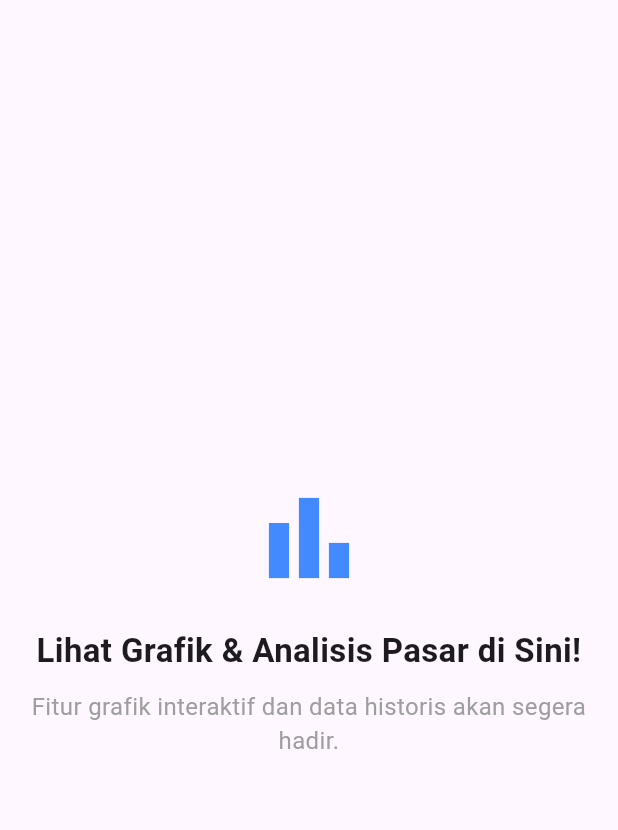
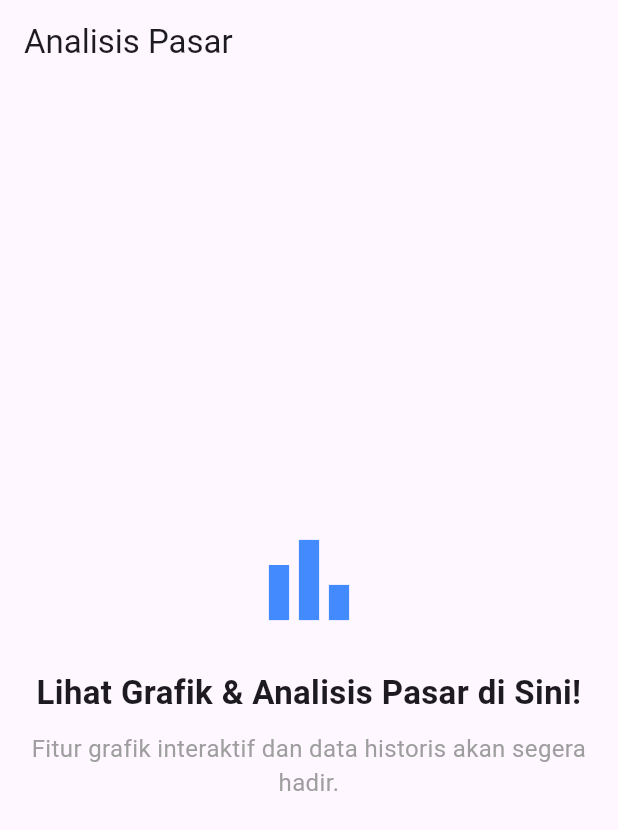
Before and after one commit to Azkam123/Invest_App, a Flutter app: the AnalyticsPage screen opened directly, on a phone screen of 412 x 824 dp. Shown: the top 830 px of the screen. Run offline on Flutter 3.47's test engine with Material 3 defaults, Android fonts, the phone set to English and light mode, and no system bars; network calls fail.

Commit message:
melakukan perubahan di analisis

```diff
--- a/lib/pages/analytics_page.dart
+++ b/lib/pages/analytics_page.dart
@@ -5,8 +5,12 @@ class AnalyticsPage extends StatelessWidget {
 
   @override
   Widget build(BuildContext context) {
-    // HAPUS Scaffold dan AppBar dari sini. Hanya kembalikan isi body-nya.
-    return const Center(
+    return Scaffold(
+      appBar: AppBar(
+        title: const Text('Analisis Pasar'),
+        automaticallyImplyLeading: false, // Sembunyikan tombol kembali
+      ),
+      body: const Center(
         child: Padding(
           padding: EdgeInsets.all(16.0),
           child: Column(
@@ -28,6 +32,7 @@ class AnalyticsPage extends StatelessWidget {
             ],
           ),
         ),
+      ),
     );
   }
 }
```
Lines whose indentation alone changed are shown as unchanged.
